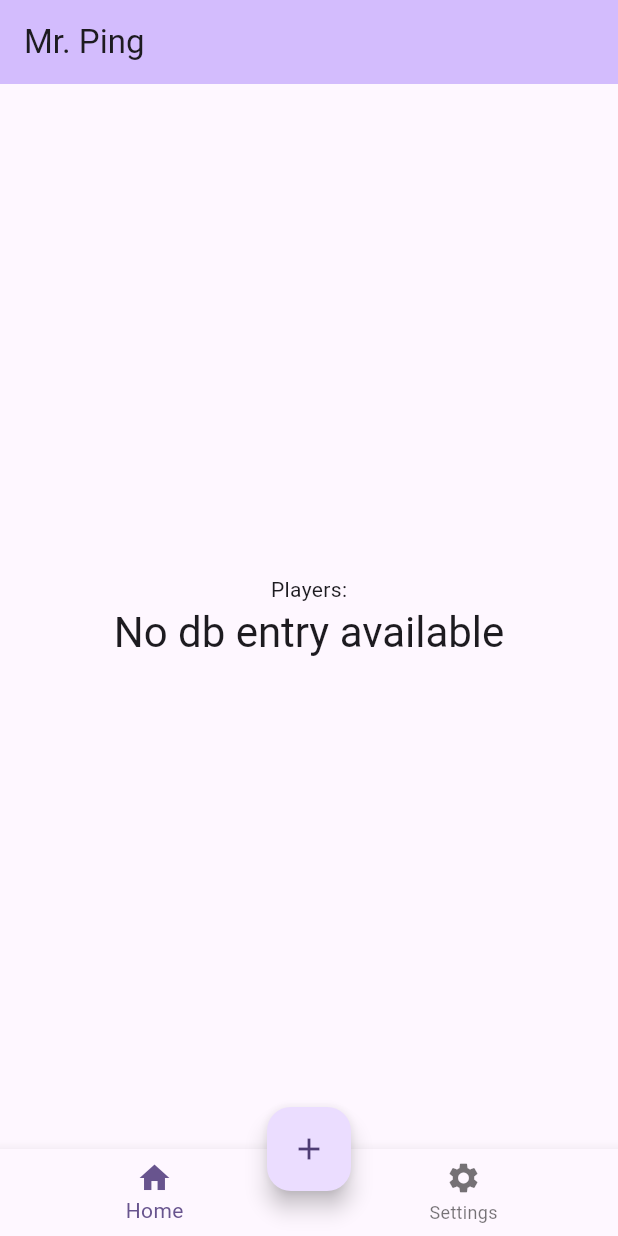
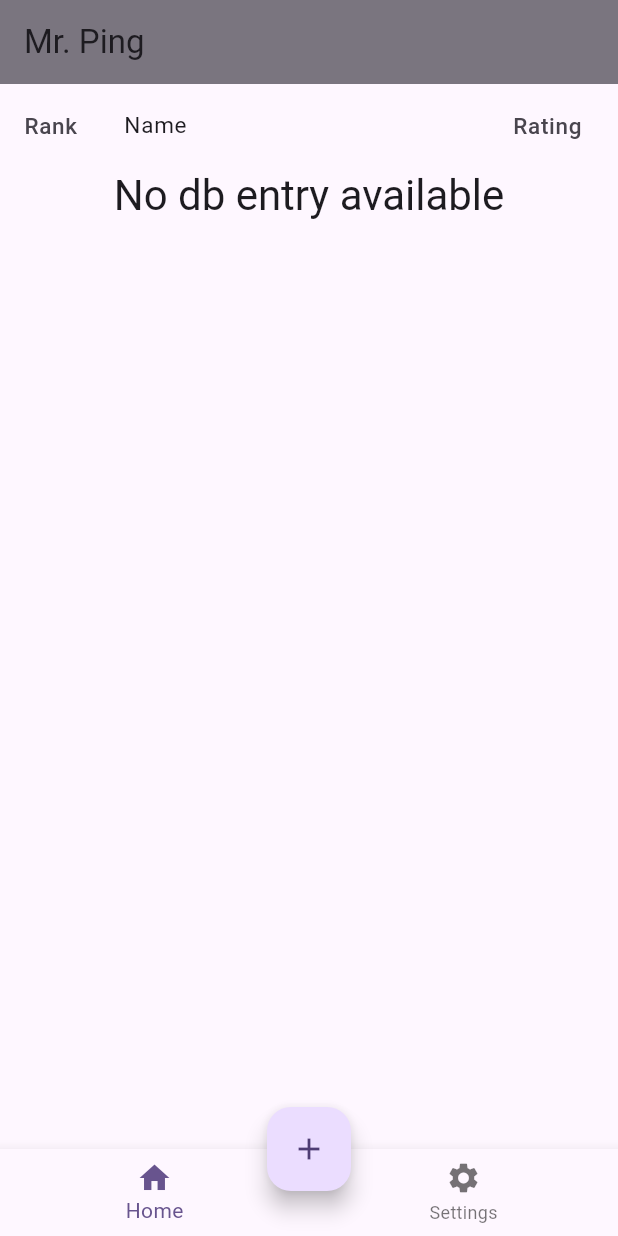
Before and after one commit to zdpel/mrping, a Flutter app: the screen it shows after launch, on a phone screen of 412 x 824 dp. Run offline on Flutter 3.47's test engine with Material 3 defaults, Android fonts, the phone set to English and light mode, and no system bars; our stand-ins replace sqflite; accounts and stored records are empty.

Commit message:
made leaderboard UI and functionality (sorting based on rating)

```diff
--- a/lib/main.dart
+++ b/lib/main.dart
@@ -41,7 +41,7 @@ class _MyHomePageState extends State<MyHomePage> {
     refreshPlayers();
   }
   void addPlayer() async {
-    Player newPlayer = Player(id: nextID, name: "john", wins: 2, losses: 2, rating: 500);
+    Player newPlayer = Player(id: nextID, name: "john", wins: 2, losses: 2, rating: 700);
     nextID++;
     await mainDB.instance.create(newPlayer);
     await refreshPlayers();
@@ -57,6 +57,7 @@ class _MyHomePageState extends State<MyHomePage> {
 
   Future refreshPlayers() async {
     players = await mainDB.instance.readAllPlayerInfo();
+    players.sort((a,b) => b.rating!.compareTo(a.rating as num));
     setState(() {});
   }
 
@@ -64,25 +65,52 @@ class _MyHomePageState extends State<MyHomePage> {
   Widget build(BuildContext context) {
     return Scaffold(
       appBar: AppBar(
-        backgroundColor: Theme.of(context).colorScheme.inversePrimary,
+        backgroundColor: Theme.of(context).colorScheme.outline,
         title: Text(widget.title),
       ),
       body: Center(
         child: Column(
-          mainAxisAlignment: MainAxisAlignment.center,
           children: <Widget>[
-            const Text(
-              'Players:',
+            const ListTile(
+              leading: Text("Rank", style: TextStyle(fontSize: 15.0)),
+              title: Padding(
+                padding: EdgeInsets.only(left: 15.0),
+                child: Text(
+                  "Name",
+                  style: TextStyle(fontSize: 15.0),
+                )
+              ),
+              trailing: Text("Rating", style: TextStyle(fontSize: 15.0))
             ),
             if (players.isNotEmpty)
               Expanded(
                 child: ListView.builder(
+                  shrinkWrap: true,
                   itemCount: players.length,
                   itemBuilder: (context, index){
-                    return Text(
-                      'ID ${players[index].id} NAME ${players[index].name} RATING ${players[index].rating}',
-                      // players[index].name ?? "No db entry",
-                      style: Theme.of(context).textTheme.headlineMedium,
+                    return Card(
+                      child: ListTile(
+                        leading: Padding(
+                          padding: const EdgeInsets.only(left: 8.0),
+                          child: Text(
+                            //ID ${players[index].id}
+                            '${index+1}',
+                            style: const TextStyle(fontSize: 20.0),
+                          ),
+                        ),
+                        title: Padding(
+                          padding: const EdgeInsets.only(left: 25.0),
+                          child: Text(
+                            '${players[index].name}',
+                            style: const TextStyle(fontSize: 20.0),
+                          )
+                        ),
+                        trailing: Text(
+                          '${players[index].rating}',
+                          style: const TextStyle(fontSize: 20.0),
+                        ),
+                      )
+
                     );
                   }
                 ),
@@ -95,28 +123,6 @@ class _MyHomePageState extends State<MyHomePage> {
           ],
         ),
       ),
-      // floatingActionButton: Column(
-      //   // Column to display multiple floating action buttons
-      //   mainAxisAlignment: MainAxisAlignment.end,
-      //   crossAxisAlignment: CrossAxisAlignment.end,
-      //   children: [
-      //     FloatingActionButton(
-      //       onPressed: addPlayer,
-      //       tooltip: 'Add Player',
-      //       child: const Icon(Icons.add),
-      //     ),
-      //     FloatingActionButton(
-      //       onPressed: refreshPlayers,
-      //       tooltip: 'Refresh Players',
-      //       child: const Icon(Icons.refresh),
-      //     ),
-      //     FloatingActionButton(
-      //       onPressed: deletePlayer,
-      //       tooltip: 'Delete Players',
-      //       child: const Icon(Icons.delete),
-      //     ),
-      //   ],
-      // ),
       bottomNavigationBar: BottomNavigationBar(
         type: BottomNavigationBarType.fixed,
         items: const <BottomNavigationBarItem>[
```
